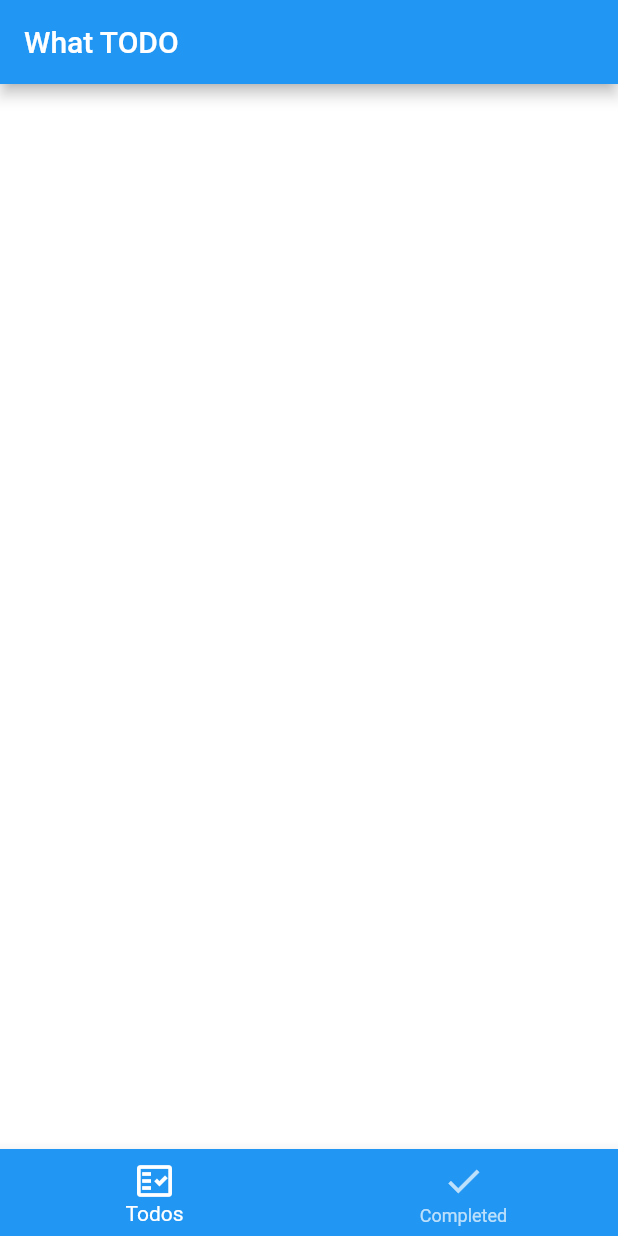
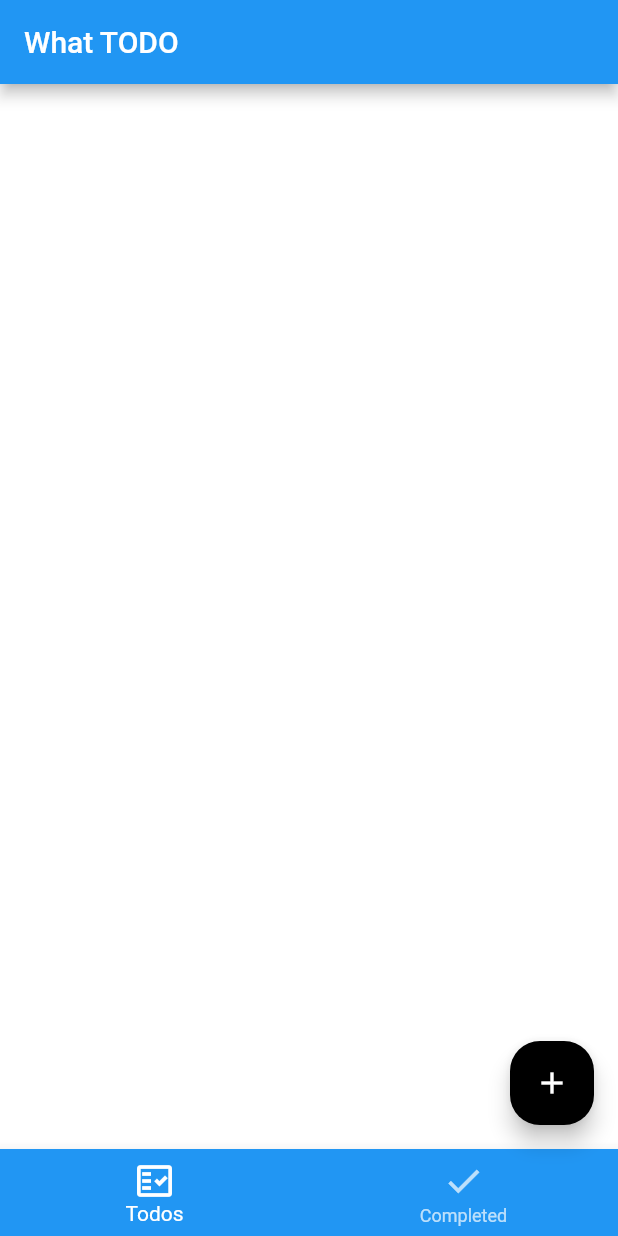
Before and after one commit to satyapratamak/circlecreative.todoapp.v-1, a Flutter app: the screen it shows after launch, on a phone screen of 412 x 824 dp. Run offline on Flutter 3.47's test engine with Material 2 defaults, Android fonts, the phone set to English and light mode, and no system bars.

Commit message:
Floating Button Add Done

```diff
--- a/lib/page/home_page.dart
+++ b/lib/page/home_page.dart
@@ -1,5 +1,6 @@
 import 'package:flutter/material.dart';
 import 'package:todoapp/main.dart';
+import 'package:todoapp/widget/add_todo_dialog_widget.dart';
 
 class HomePage extends StatefulWidget {
   const HomePage({Key? key}) : super(key: key);
@@ -26,9 +27,11 @@ class _HomePageState extends State<HomePage> {
         unselectedItemColor: Colors.white.withOpacity(0.7),
         selectedItemColor: Colors.white,
         currentIndex: selectedIndex,
-        onTap: (index) => setState(() {
-          selectedIndex = index;
-        }),
+        onTap: (index) => setState(
+          () {
+            selectedIndex = index;
+          },
+        ),
         items: const [
           BottomNavigationBarItem(
             icon: Icon(
@@ -46,6 +49,20 @@ class _HomePageState extends State<HomePage> {
           ),
         ],
       ),
+      body: tabs[selectedIndex],
+      floatingActionButton: FloatingActionButton(
+        shape: RoundedRectangleBorder(
+          borderRadius: BorderRadius.circular(20),
+        ),
+        backgroundColor: Colors.black,
+        onPressed: () => showDialog(
+          context: context,
+          barrierDismissible: true,
+          //child: AddTodoDialogWidget(),
+          builder: (context) => const AddTodoDialogWidget(),
+        ),
+        child: const Icon(Icons.add),
+      ),
     );
   }
 }
--- a/pubspec.yaml
+++ b/pubspec.yaml
@@ -29,7 +29,11 @@ environment:
 dependencies:
   flutter:
     sdk: flutter
-
+  flutter_localizations:
+    sdk: flutter
+  json_annotation: ^4.0.0-nullsafety.0
+  intl: ^0.17.0-nullsafety.2
+  yaml: ^3.0.0-nullsafety.0
 
   # The following adds the Cupertino Icons font to your application.
   # Use with the CupertinoIcons class for iOS style icons.
```
Also changed, not shown: lib/widget/add_todo_dialog_widget.dart (added, +19 -0 lines), pubspec.lock.
